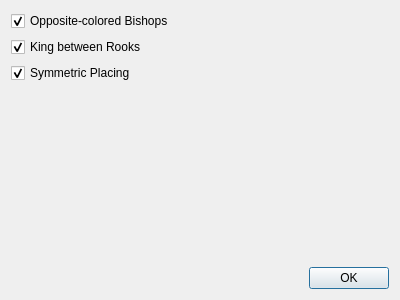
The window that optionsform.ui (amatveiakin/random-chess-helper) describes before a commit, drawn with Qt 5.
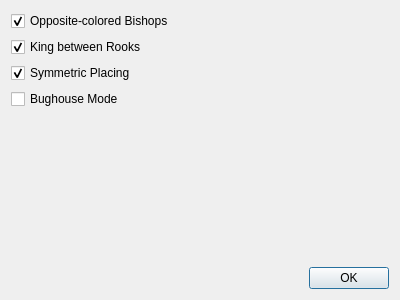
The same window after the commit.

Diff of the .ui file:
```diff
--- a/optionsform.ui
+++ b/optionsform.ui
@@ -44,6 +44,13 @@
      </property>
     </widget>
    </item>
+   <item>
+    <widget class="QCheckBox" name="bughouseModeCheckBox">
+     <property name="text">
+      <string>Bughouse Mode</string>
+     </property>
+    </widget>
+   </item>
    <item>
     <spacer name="verticalSpacer">
      <property name="orientation">
```
